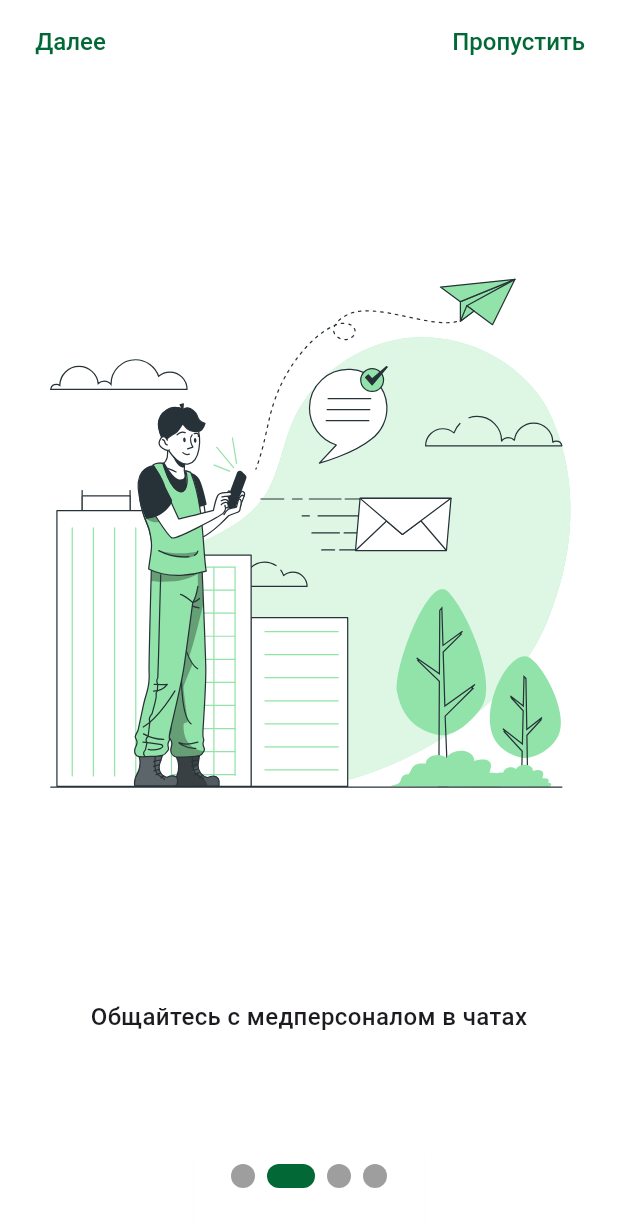
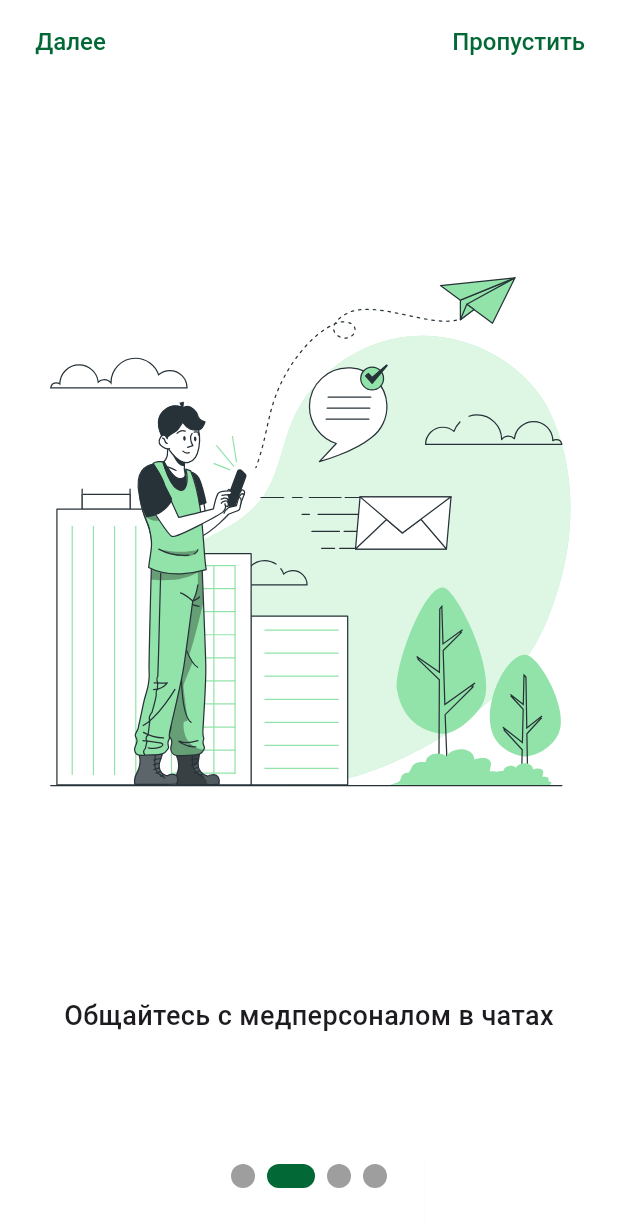
Before and after one commit to plushevyj/kivach_life, a Flutter app: the screen it shows after launch, after a tap on "Далее", on a phone screen of 412 x 824 dp. Shown: the top 1227 px of the screen. Run offline on Flutter 3.47's test engine with Material 2 defaults, Android fonts, the phone set to English and light mode, and no system bars; drawn by our look-alikes of smooth_page_indicator; our stand-ins replace dio, equatable, flutter_bloc, flutter_svg, freezed_annotation, get and 6 more; missing offline and left inert: local_auth_android, qr_code_scanner; accounts and stored records are empty.

Commit message:
Исправляет онбординг

```diff
--- a/lib/pages/onboarding_page/onboarding_page.dart
+++ b/lib/pages/onboarding_page/onboarding_page.dart
@@ -80,7 +80,7 @@ class GreetingOnboardingPage extends StatelessWidget {
                       onboardingController.onboardingPagesList[index].title,
                       textAlign: TextAlign.center,
                       style: const TextStyle(
-                        fontSize: 16,
+                        fontSize: 18,
                         fontWeight: FontWeight.w500,
                       ),
                     ),
--- a/lib/pages/onboarding_page/onboarding_page_controller.dart
+++ b/lib/pages/onboarding_page/onboarding_page_controller.dart
@@ -30,7 +30,7 @@ class OnboardingController extends GetxController {
   @override
   void onInit() {
     pageController.addListener(() {
-      isLastPage(pageController.page! > onboardingPagesList.length - 1.5);
+      isLastPage(pageController.page! >= onboardingPagesList.length - 1.5);
     });
     super.onInit();
   }
```
